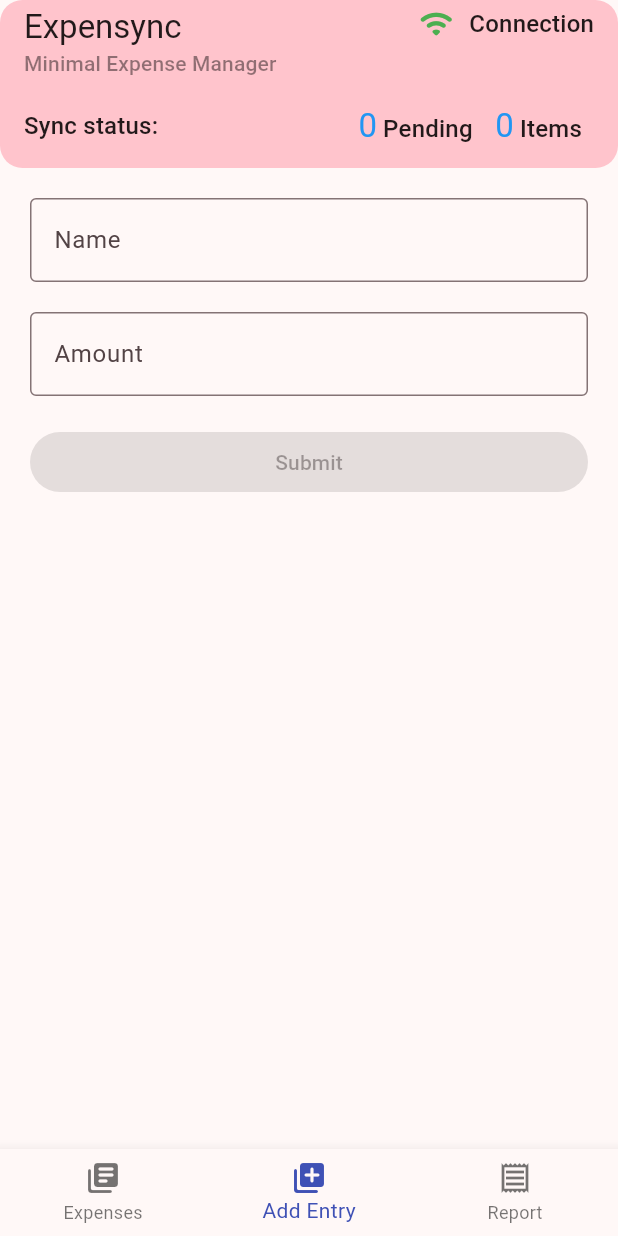
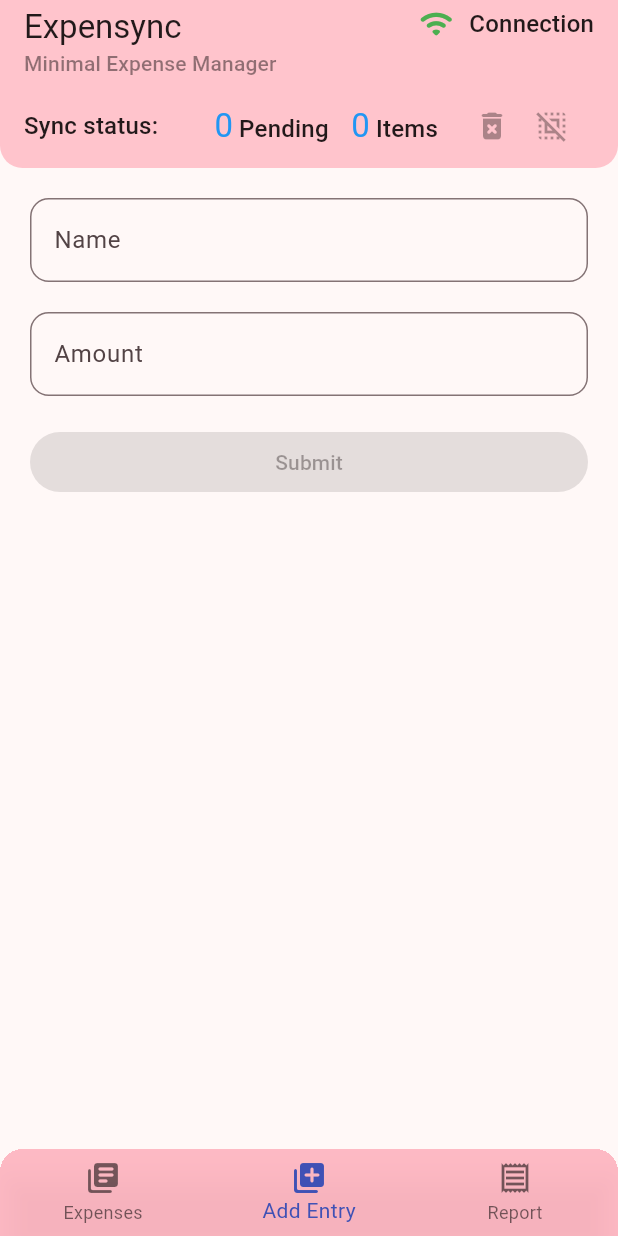
Before and after one commit to metaspook/expensync, a Flutter app: the screen it shows after launch, item 2 of the bottom bar chosen, on a phone screen of 412 x 824 dp. Run offline on Flutter 3.47's test engine with Material 3 defaults, Android fonts, the phone set to English and light mode, and no system bars; our stand-ins replace appwrite, bloc, equatable, flutter_bloc, hydrated_bloc; generated files the repository leaves out were written again.

Commit message:
update ui

```diff
--- a/lib/app/view/app.dart
+++ b/lib/app/view/app.dart
@@ -9,8 +9,10 @@
   Widget build(BuildContext context) {
     final theme = ThemeData(
       useMaterial3: true,
-      colorScheme:
-          ColorScheme.fromSeed(seedColor: Colors.pink, primary: Colors.indigo),
+      colorScheme: ColorScheme.fromSeed(
+        seedColor: Colors.pink,
+        primary: Colors.indigo,
+      ),
     );
     return MaterialApp(
       debugShowCheckedModeBanner: false,
@@ -18,9 +20,9 @@
         appBarTheme: AppBarTheme(
           backgroundColor: theme.colorScheme.inversePrimary.withOpacity(.75),
           shape: const RoundedRectangleBorder(
-            borderRadius: BorderRadius.vertical(
-              top: Radius.circular(15),
-              bottom: Radius.circular(15),
+            borderRadius: BorderRadius.only(
+              bottomLeft: Radius.circular(15),
+              bottomRight: Radius.circular(15),
             ),
           ),
         ),
--- a/lib/modules/home/expense_entry/view/expense_entry_view.dart
+++ b/lib/modules/home/expense_entry/view/expense_entry_view.dart
@@ -65,9 +65,10 @@
         // Name Field
         TextField(
           controller: _nameController,
-          decoration: const InputDecoration(
-            label: Text('Name'),
-            border: OutlineInputBorder(),
+          decoration: InputDecoration(
+            label: const Text('Name'),
+            border:
+                OutlineInputBorder(borderRadius: BorderRadius.circular(12.5)),
           ),
         ),
         const SizedBox(height: 20),
@@ -75,9 +76,10 @@
         TextField(
           keyboardType: TextInputType.number,
           controller: _amountController,
-          decoration: const InputDecoration(
-            label: Text('Amount'),
-            border: OutlineInputBorder(),
+          decoration: InputDecoration(
+            label: const Text('Amount'),
+            border:
+                OutlineInputBorder(borderRadius: BorderRadius.circular(12.5)),
           ),
         ),
         const SizedBox(height: 20),
--- a/lib/modules/home/expenses/cubit/expenses_state.dart
+++ b/lib/modules/home/expenses/cubit/expenses_state.dart
@@ -33,6 +33,8 @@
   final List<Expense> expenses;
   final List<Expense> selectedExpenses;
 
+  bool get selectionEnabled => selectedExpenses.isNotEmpty;
+
   Map<String, dynamic> toJson() =>
       <String, dynamic>{'expenses': expenses.map((e) => e.toJson()).toList()};
 
--- a/lib/modules/home/home.dart
+++ b/lib/modules/home/home.dart
@@ -1,4 +1,10 @@
 export 'cubit/home_cubit.dart';
+export 'expense_entry/cubit/expense_entry_cubit.dart';
+export 'expense_entry/view/expense_entry_view.dart';
+export 'expense_report/cubit/expense_report_cubit.dart';
+export 'expense_report/view/expense_report_view.dart';
 export 'expenses/cubit/expenses_cubit.dart';
 export 'expenses/view/expenses_view.dart';
 export 'view/home_page.dart';
+export 'view/home_view.dart';
+export 'widgets/expense_edit_dialog.dart';
--- a/lib/modules/home/view/home_page.dart
+++ b/lib/modules/home/view/home_page.dart
@@ -1,5 +1,4 @@
 import 'package:expensync/modules/home/home.dart';
-import 'package:expensync/modules/home/view/home_view.dart';
 import 'package:flutter/material.dart';
 import 'package:flutter_bloc/flutter_bloc.dart';
 
--- a/lib/modules/home/view/home_view.dart
+++ b/lib/modules/home/view/home_view.dart
@@ -1,5 +1,3 @@
-import 'package:expensync/modules/home/expense_entry/view/expense_entry_view.dart';
-import 'package:expensync/modules/home/expense_report/view/expense_report_view.dart';
 import 'package:expensync/modules/home/home.dart';
 import 'package:flutter/material.dart';
 import 'package:flutter_bloc/flutter_bloc.dart';
@@ -11,8 +9,11 @@
   Widget build(BuildContext context) {
     final themeData = Theme.of(context);
     final cubit = context.read<HomeCubit>();
+    final expensesCubit = context.read<ExpensesCubit>();
     // final appCubit = context.read<AppCubit>();
     // final repo = context.read<TodoRepo>();
+    final selectionEnabled =
+        context.select((ExpensesCubit cubit) => cubit.state.selectionEnabled);
 
     return Scaffold(
       body: NestedScrollView(
@@ -66,6 +67,24 @@
             bottom: PreferredSize(
               preferredSize: const Size.fromHeight(kToolbarHeight),
               child: ListTile(
+                trailing: Row(
+                  mainAxisSize: MainAxisSize.min,
+                  children: [
+                    IconButton(
+                      visualDensity: VisualDensity.compact,
+                      onPressed: selectionEnabled
+                          ? expensesCubit.removeAllSelectedExpense
+                          : null,
+                      icon: const Icon(Icons.delete_forever_rounded),
+                    ),
+                    IconButton(
+                      visualDensity: VisualDensity.compact,
+                      onPressed:
+                          selectionEnabled ? expensesCubit.deselectAll : null,
+                      icon: const Icon(Icons.deselect),
+                    ),
+                  ],
+                ),
                 title: Row(
                   mainAxisAlignment: MainAxisAlignment.spaceBetween,
                   children: [
@@ -129,10 +148,19 @@
           },
         ),
       ),
-      bottomNavigationBar: BlocSelector<HomeCubit, HomeState, int>(
+      extendBody: true,
+      bottomNavigationBar: ClipRRect(
+        borderRadius: const BorderRadius.only(
+          topLeft: Radius.circular(15),
+          topRight: Radius.circular(15),
+        ),
+        clipBehavior: Clip.hardEdge,
+        child: BlocSelector<HomeCubit, HomeState, int>(
           selector: (state) => state.tabIndex,
           builder: (context, tabIndex) {
             return BottomNavigationBar(
+              backgroundColor:
+                  themeData.colorScheme.inversePrimary.withOpacity(.875),
               currentIndex: tabIndex,
               onTap: (index) {
                 if (index != tabIndex) cubit.changeTab(index);
@@ -154,6 +182,7 @@
             );
           },
         ),
+      ),
     );
   }
 }
--- a/lib/shared/models/expense.dart
+++ b/lib/shared/models/expense.dart
@@ -1,6 +1,6 @@
 import 'package:equatable/equatable.dart';
 
-class Expense extends Equatable {
+final class Expense extends Equatable {
   const Expense({
     required this.id,
     required this.amount,
@@ -45,4 +45,20 @@
       'updatedAt': updatedAt,
     };
   }
+
+  Expense copyWith({
+    String? id,
+    String? name,
+    num? amount,
+    String? createdAt,
+    String? updatedAt,
+  }) {
+    return Expense(
+      id: id ?? this.id,
+      name: name ?? this.name,
+      amount: amount ?? this.amount,
+      createdAt: createdAt ?? this.createdAt,
+      updatedAt: updatedAt ?? this.updatedAt,
+    );
+  }
 }
--- a/lib/utils/app_utils.dart
+++ b/lib/utils/app_utils.dart
@@ -1,9 +1,13 @@
+import 'package:flutter/material.dart';
+
 class AppUtils {
   /// Current UTC DateTime.
   static DateTime get dateTime => DateTime.now().toUtc();
 
   /// Current UTC DateTime as String.
   static String get dateTimeStr => dateTime.toString();
+
+  static void unfocus() => FocusManager.instance.primaryFocus?.unfocus();
 }
 
 typedef Tasker = Future<void> Function(Future<Object?> Function() task);
```
Also changed, not shown: lib/modules/home/expenses/cubit/expenses_cubit.dart (+23 -3 lines), lib/modules/home/expenses/view/expenses_view.dart (+18 -16 lines), lib/modules/home/widgets/expense_edit_dialog.dart (added, +152 -0 lines). Lines whose indentation alone changed are shown as unchanged.
